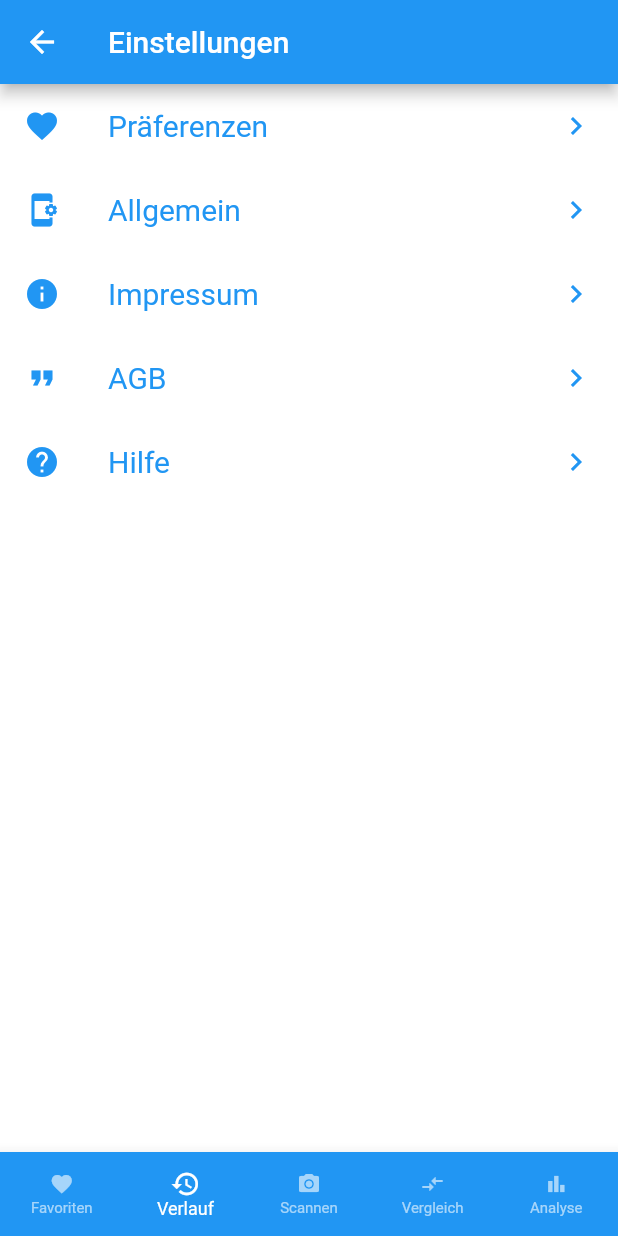
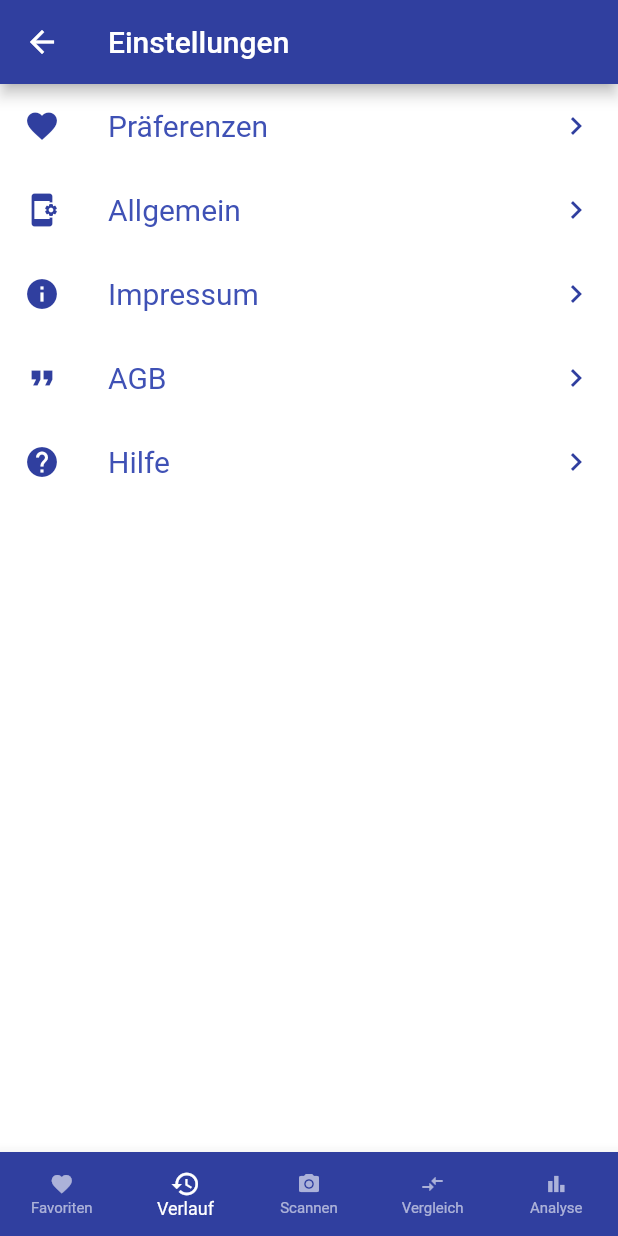
Before and after one commit to m-glock/Inhaltsstoff-Warnapp, a Flutter app: the screen it shows after launch, item 2 of the bottom bar chosen, after a tap on the "settings" icon, on a phone screen of 412 x 824 dp. Run offline on Flutter 3.47's test engine with Material 2 defaults, Android fonts, the phone set to English and light mode, and no system bars; our stand-ins replace sqflite; missing offline and left inert: image_crop; accounts and stored records are empty.

Commit message:
implemented first version of image crop

```diff
--- a/lib/pages/scanning/ScanningRoot.dart
+++ b/lib/pages/scanning/ScanningRoot.dart
@@ -1,5 +1,4 @@
 import 'package:flutter/material.dart';
-import '../../customWidgets/CustomAppBar.dart';
 
 class ScanningRoot extends StatefulWidget {
   const ScanningRoot({ Key key }) : super(key: key);
@@ -12,22 +11,24 @@ class _ScanningRootState extends State<ScanningRoot> {
   TextEditingController _textController;
 
   @override
-  void initState() {
-    super.initState();
-    _textController = TextEditingController(
-      text: "ScanningRoot",
-    );
-  }
-
-  @override
   Widget build(BuildContext context) {
     return Scaffold(
-      appBar: CustomAppBar('Scanning'),
+      appBar: AppBar(
+        title: Text('ScanningRoot'),
+        backgroundColor: Theme.of(context).primaryColor,
+      ),
       backgroundColor: Colors.white,
       body: Container(
         padding: const EdgeInsets.all(32.0),
         alignment: Alignment.center,
-        child: TextField(controller: _textController),
+        child: RaisedButton(
+          child: Text('Go to crop image screen'),
+          color: Theme.of(context).primaryColor,
+          onPressed: () {
+            // Navigate to the second screen using a named route.
+            Navigator.pushNamed(context, '/crop_image');
+          },
+        ),
       ),
     );
   }
--- a/lib/pages/scanning/main.dart
+++ b/lib/pages/scanning/main.dart
@@ -1,3 +1,4 @@
+import 'package:Inhaltsstoff_Warnapp/pages/scanning/ScanningCropImage.dart';
 import 'package:flutter/material.dart';
 import 'ScanningRoot.dart';
 
@@ -19,6 +20,8 @@ class _ScanningPageState extends State<ScanningPage> {
             switch(settings.name) {
               case '/':
                 return ScanningRoot();
+              case '/crop_image':
+                return ScanningCropImage();
             }
           },
         );
--- a/lib/theme/style.dart
+++ b/lib/theme/style.dart
@@ -2,11 +2,11 @@ import 'package:flutter/material.dart';
 
 ThemeData appTheme() {
   return ThemeData(
-    primaryColor: Colors.blue,
-    accentColor: Colors.blue[100],
+    primaryColor: Colors.indigo[700],
+    accentColor: Colors.indigo[100],
     textTheme: TextTheme(
-      headline1: TextStyle(fontSize: 36.0, color: Colors.blue),
-      headline2: TextStyle(fontSize: 20.0, color: Colors.blue),
+      headline1: TextStyle(fontSize: 36.0, color: Colors.indigo),
+      headline2: TextStyle(fontSize: 20.0, color: Colors.indigo),
       bodyText1: TextStyle(fontSize: 14.0, color: Colors.black87),
       bodyText2: TextStyle(fontSize: 10.0, color: Colors.black87),
     ),
--- a/pubspec.yaml
+++ b/pubspec.yaml
@@ -25,6 +25,7 @@ dependencies:
     sdk: flutter
   sqflite: ^1.3.1
   path_provider: ^1.6.24
+  image_crop: ^0.3.4
 
   # The following adds the Cupertino Icons font to your application.
   # Use with the CupertinoIcons class for iOS style icons.
@@ -48,6 +49,7 @@ flutter:
   assets:
     - assets/database/create_tables_sql.txt
     - pubspec.yaml
+    - assets/images/
 
   # An image asset can refer to one or more resolution-specific "variants", see
   # https://flutter.dev/assets-and-images/#resolution-aware.
```
Also changed, not shown: lib/pages/scanning/ScanningCropImage.dart (added, +122 -0 lines), pubspec.lock, 1 other file.
